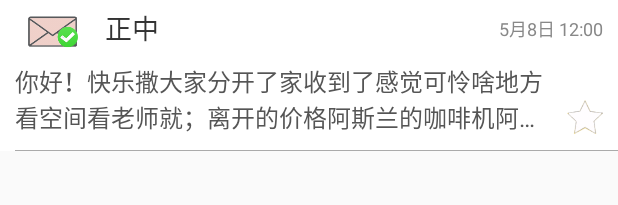
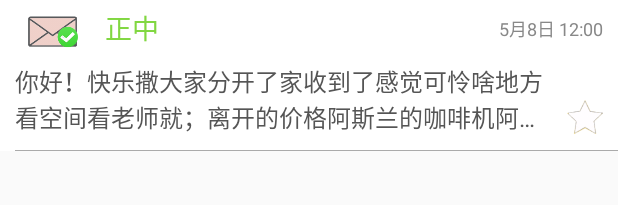
Before and after one commit to wangguang2112/MassSMS, an Android app: the layout message_item_layout.xml on its own in the app's theme, with its tools: preview values and no code run, on a phone screen of 412 x 824 dp. Shown: the top 205 px of the screen. Run offline under Robolectric (Android 15) with nearby library versions, the phone set to English and light mode, and no system bars.

Commit message:
王广 添加

```diff
--- a/app/src/main/java/com/wang/masssms/activity/SendMsgActivity.java
+++ b/app/src/main/java/com/wang/masssms/activity/SendMsgActivity.java
@@ -12,6 +12,8 @@ import com.wang.masssms.uiview.IMHeadView;
 public class SendMsgActivity  extends BaseActivity{
     public static int FROM_MY_SEND_TYPE=0;
     public static int FROM_GROUP_TYPE=1;
+    public static int FROM_DRAFT=2;
+    public static int FROM_HAVA_SEND=3;
     IMHeadView mHeadView;
 
     @Override
--- a/app/src/main/java/com/wang/masssms/fragment/SettingFragment.java
+++ b/app/src/main/java/com/wang/masssms/fragment/SettingFragment.java
@@ -144,11 +144,13 @@ public class SettingFragment extends BaseFragment implements View.OnClickListene
                 startActivity(intent3);
                 break;
             case R.id.setting_time_send_list:
-                //TODO
+                //TODO 2.0
                 break;
             case R.id.setting_export:
+                //TODO 2.0
                 break;
             case R.id.setting_import:
+                //TODO 2.0
                 break;
             default:
                 break;
--- a/app/src/main/res/layout/message_item_layout.xml
+++ b/app/src/main/res/layout/message_item_layout.xml
@@ -15,7 +15,7 @@
               android:layout_alignBottom="@+id/message_item_icon"
               android:text="正中"
               android:layout_marginLeft="10dp"
-              android:textColor="#333"
+              android:textColor="#81d741"
               android:textSize="18sp"
               android:lines="1"
               android:ellipsize="end"
```
Also changed, not shown: 1 other file.
